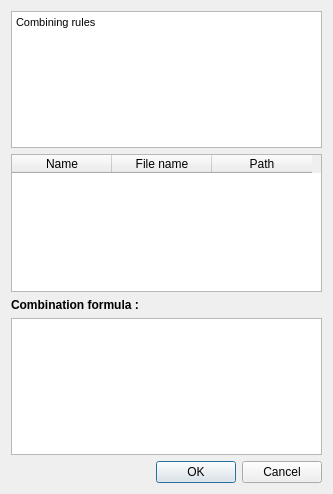
First picture: the form in gui/ui/DlgFactorInput.ui, repository hboussard/chloe_qgis, before the edit.
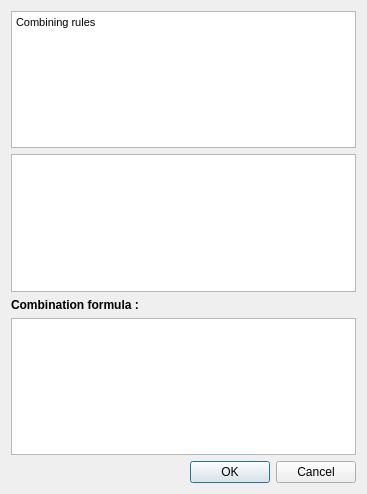
Second picture: the form after the edit.

What changed in the file:
```diff
--- a/gui/ui/DlgFactorInput.ui
+++ b/gui/ui/DlgFactorInput.ui
@@ -6,7 +6,7 @@
    <rect>
     <x>0</x>
     <y>0</y>
-    <width>333</width>
+    <width>367</width>
     <height>494</height>
    </rect>
   </property>
@@ -35,26 +35,7 @@
     </widget>
    </item>
    <item>
-    <widget class="QTableWidget" name="tableWidget">
-     <property name="columnCount">
-      <number>3</number>
-     </property>
-     <column>
-      <property name="text">
-       <string>Name</string>
-      </property>
-     </column>
-     <column>
-      <property name="text">
-       <string>File name</string>
-      </property>
-     </column>
-     <column>
-      <property name="text">
-       <string>Path</string>
-      </property>
-     </column>
-    </widget>
+    <widget class="QTableView" name="tableView"/>
    </item>
    <item>
     <widget class="QLabel" name="label">
```
